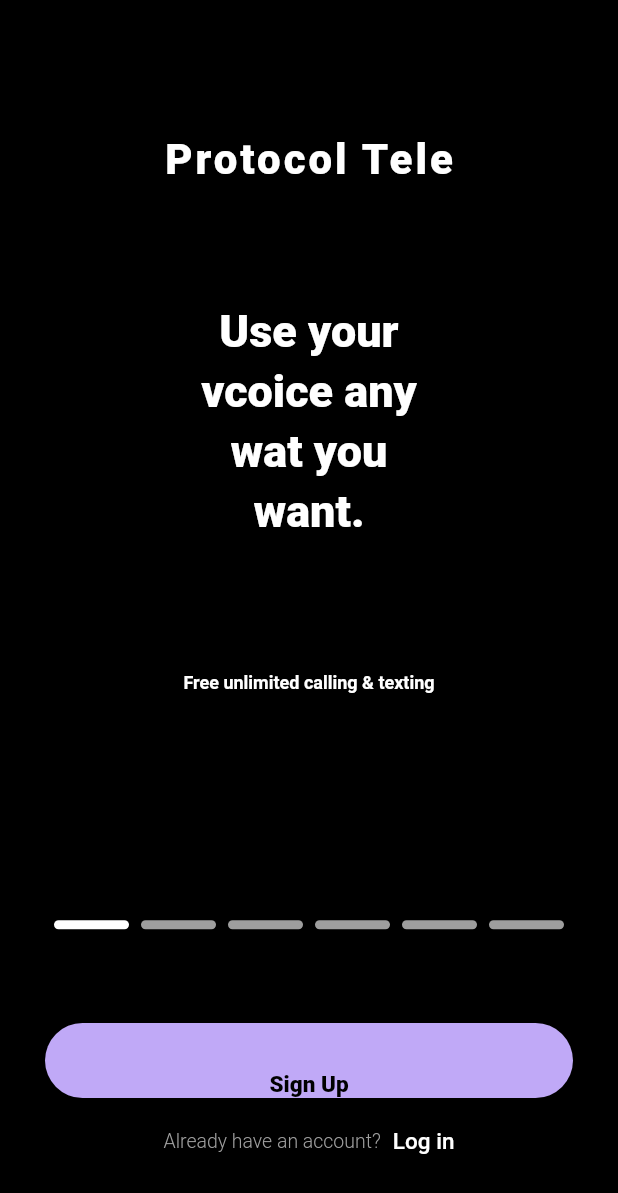
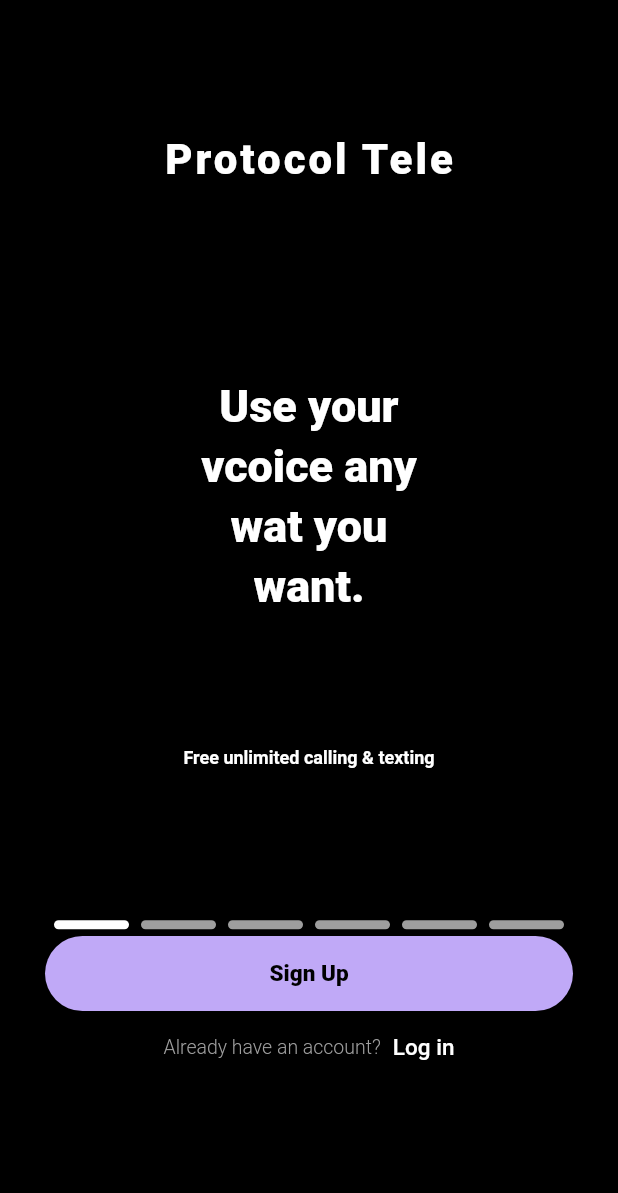
Before and after one commit to shakeebkhan66/textme, a Flutter app: the screen it shows after launch, on a phone screen of 412 x 824 dp. Shown: the top 1193 px of the screen. Run offline on Flutter 3.47's test engine with Material 2 defaults, Android fonts, the phone set to English and light mode, and no system bars; drawn by our look-alikes of smooth_page_indicator.

Commit message:
make new screens

```diff
--- a/lib/colors/mycolors_screen.dart
+++ b/lib/colors/mycolors_screen.dart
@@ -6,3 +6,4 @@ import 'dart:ui';
  Color fourthPageScreenColor =  const Color(0xfffadd75);
  Color fifthPageScreenColor =  const Color(0xff32c18f).withOpacity(0.5);
  Color sixthPageScreenColor =  const Color(0xffabdd4a);
+ Color eightPageScreenColor =  const Color(0xff367cb5);
--- a/lib/screens/first_screen.dart
+++ b/lib/screens/first_screen.dart
@@ -7,12 +7,17 @@ class FirstScreen extends StatelessWidget {
 
   @override
   Widget build(BuildContext context) {
-    return Container(
+    return Scaffold(
+      backgroundColor: Colors.black,
+      body: Column(
+        children: [
+        Container(
         color: firstPageScreenColor,
         child: Column(
           children: [
             Container(
-            padding: const EdgeInsets.only(top: 90.0),
+              padding: const EdgeInsets.symmetric(vertical: 90.0),
+              alignment: Alignment.center,
               child: const Text(
                 "Protocol Tele",
                 style: TextStyle(
@@ -23,7 +28,7 @@ class FirstScreen extends StatelessWidget {
               ),
             ),
             Container(
-            padding: const EdgeInsets.only(top: 80.0),
+              padding: const EdgeInsets.only(top: 40.0),
               child: const Text(
                 "Use your",
                 style: TextStyle(
@@ -73,12 +78,23 @@ class FirstScreen extends StatelessWidget {
               ),
             ),
 
-          // TODO SIGN UP BUTTON
-
+          ],
+        ),
+      )
+        ],
+      ),
+      floatingActionButtonLocation: FloatingActionButtonLocation.centerDocked,
+      bottomNavigationBar: Container(
+        height: 180.0,
+        width: double.infinity,
+        // color: Colors.white,
+        margin: const EdgeInsets.only(bottom: 20.0),
+        child: Column(
+          children: [
             Container(
-            margin: const EdgeInsets.only(top: 220.0, left: 30.0, right: 30.0),
+              margin: const EdgeInsets.only(left: 30.0, right: 30.0),
               height: 50,
-            alignment: Alignment.bottomCenter,
+              alignment: Alignment.center,
               width: MediaQuery.of(context).size.width,
               decoration: BoxDecoration(
                   color: const Color(0xffc0a9f7),
@@ -92,7 +108,7 @@ class FirstScreen extends StatelessWidget {
               ),
             ),
             Container(
-            margin: const EdgeInsets.only(top: 20.0, left: 30.0, right: 30.0),
+                margin: const EdgeInsets.only(top: 15.0, left: 30.0, right: 30.0),
                 alignment: Alignment.center,
                 child: const Row(
                   mainAxisAlignment: MainAxisAlignment.center,
@@ -117,6 +133,7 @@ class FirstScreen extends StatelessWidget {
             ),
           ],
         ),
+      )
     );
   }
 }
--- a/lib/screens/mypageview_screen.dart
+++ b/lib/screens/mypageview_screen.dart
@@ -40,7 +40,6 @@ class MyPageViewScreen extends StatelessWidget {
               activeDotColor: Colors.white
             ),),
           ),
-
         ],
       ),
     );
--- a/pubspec.yaml
+++ b/pubspec.yaml
@@ -36,6 +36,7 @@ dependencies:
   # Use with the CupertinoIcons class for iOS style icons.
   cupertino_icons: ^1.0.2
   smooth_page_indicator: ^1.1.0
+  font_awesome_flutter: ^10.5.0
 
 dev_dependencies:
   flutter_test:
```
Also changed, not shown: lib/screens/fifth_screen.dart (+16 -6 lines), lib/screens/fourth_screen.dart (+16 -6 lines), lib/screens/second_screen.dart (+18 -6 lines), lib/screens/sixth_screen.dart (+24 -6 lines), lib/screens/third_Screen.dart (+16 -6 lines), pubspec.lock. Lines whose indentation alone changed are shown as unchanged.
